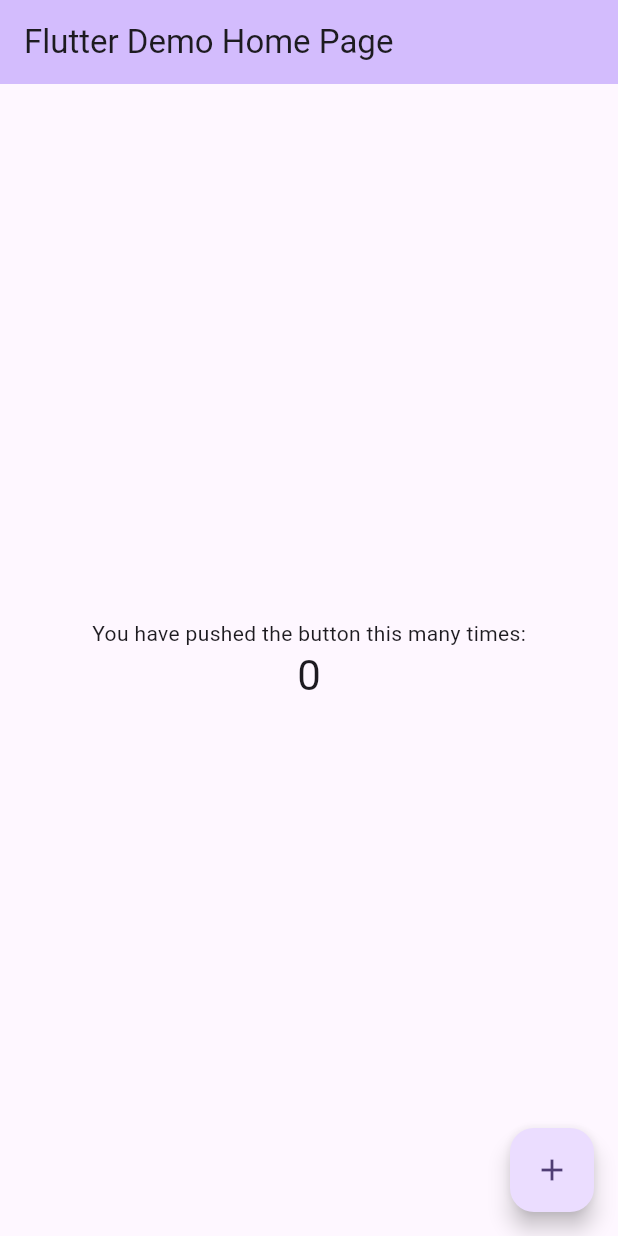
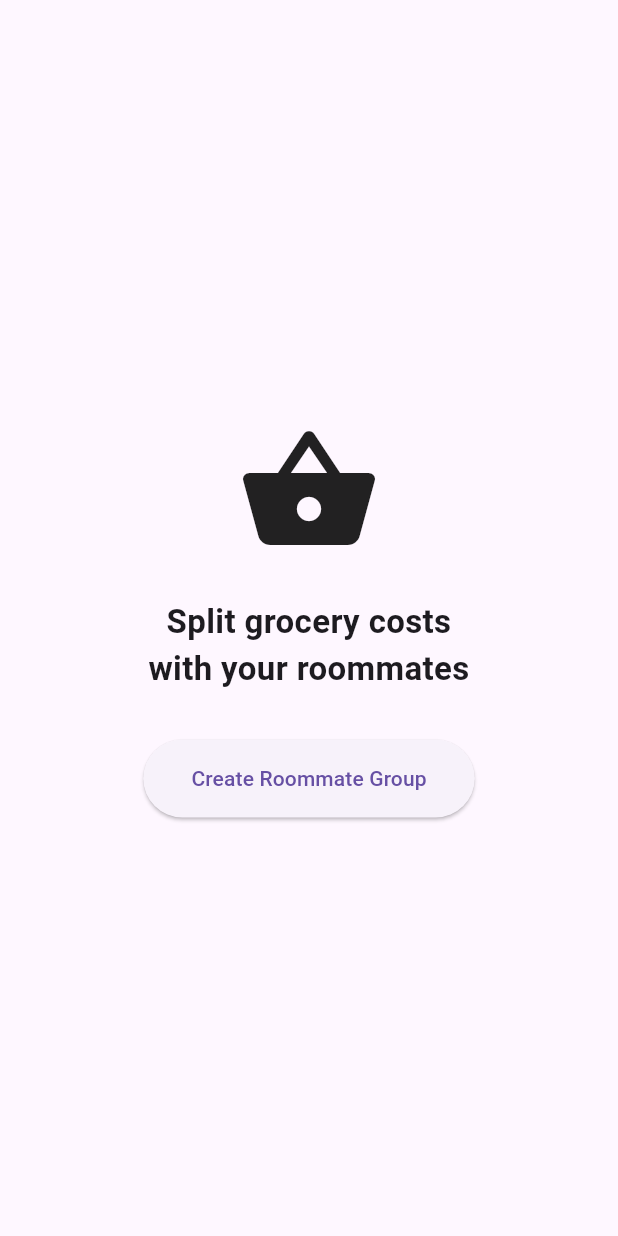
Before and after one commit to KasenS1230/CSC-4330---Project-3, a Flutter app: the screen it shows after launch, on a phone screen of 412 x 824 dp. Run offline on Flutter 3.47's test engine with Material 3 defaults, Android fonts, the phone set to English and light mode, and no system bars.

Commit message:
designed basic app with splitting expense logic

```diff
--- a/lib/main.dart
+++ b/lib/main.dart
@@ -1,122 +1,24 @@
+// main.dart
 import 'package:flutter/material.dart';
+import 'screens/splash_screen.dart';
 
 void main() {
-  runApp(const MyApp());
+  runApp(const GrocerySplitterApp());
 }
 
-class MyApp extends StatelessWidget {
-  const MyApp({super.key});
+class GrocerySplitterApp extends StatelessWidget {
+  const GrocerySplitterApp({super.key});
 
-  // This widget is the root of your application.
   @override
   Widget build(BuildContext context) {
     return MaterialApp(
-      title: 'Flutter Demo',
+      title: 'Grocery Splitter',
       theme: ThemeData(
-        // This is the theme of your application.
-        //
-        // TRY THIS: Try running your application with "flutter run". You'll see
-        // the application has a purple toolbar. Then, without quitting the app,
-        // try changing the seedColor in the colorScheme below to Colors.green
-        // and then invoke "hot reload" (save your changes or press the "hot
-        // reload" button in a Flutter-supported IDE, or press "r" if you used
-        // the command line to start the app).
-        //
-        // Notice that the counter didn't reset back to zero; the application
-        // state is not lost during the reload. To reset the state, use hot
-        // restart instead.
-        //
-        // This works for code too, not just values: Most code changes can be
-        // tested with just a hot reload.
-        colorScheme: .fromSeed(seedColor: Colors.deepPurple),
+        primarySwatch: Colors.green,
+        useMaterial3: true,
       ),
-      home: const MyHomePage(title: 'Flutter Demo Home Page'),
+      home: const SplashScreen(),
+      debugShowCheckedModeBanner: false,
     );
   }
 }
-
-class MyHomePage extends StatefulWidget {
-  const MyHomePage({super.key, required this.title});
-
-  // This widget is the home page of your application. It is stateful, meaning
-  // that it has a State object (defined below) that contains fields that affect
-  // how it looks.
-
-  // This class is the configuration for the state. It holds the values (in this
-  // case the title) provided by the parent (in this case the App widget) and
-  // used by the build method of the State. Fields in a Widget subclass are
-  // always marked "final".
-
-  final String title;
-
-  @override
-  State<MyHomePage> createState() => _MyHomePageState();
-}
-
-class _MyHomePageState extends State<MyHomePage> {
-  int _counter = 0;
-
-  void _incrementCounter() {
-    setState(() {
-      // This call to setState tells the Flutter framework that something has
-      // changed in this State, which causes it to rerun the build method below
-      // so that the display can reflect the updated values. If we changed
-      // _counter without calling setState(), then the build method would not be
-      // called again, and so nothing would appear to happen.
-      _counter++;
-    });
-  }
-
-  @override
-  Widget build(BuildContext context) {
-    // This method is rerun every time setState is called, for instance as done
-    // by the _incrementCounter method above.
-    //
-    // The Flutter framework has been optimized to make rerunning build methods
-    // fast, so that you can just rebuild anything that needs updating rather
-    // than having to individually change instances of widgets.
-    return Scaffold(
-      appBar: AppBar(
-        // TRY THIS: Try changing the color here to a specific color (to
-        // Colors.amber, perhaps?) and trigger a hot reload to see the AppBar
-        // change color while the other colors stay the same.
-        backgroundColor: Theme.of(context).colorScheme.inversePrimary,
-        // Here we take the value from the MyHomePage object that was created by
-        // the App.build method, and use it to set our appbar title.
-        title: Text(widget.title),
-      ),
-      body: Center(
-        // Center is a layout widget. It takes a single child and positions it
-        // in the middle of the parent.
-        child: Column(
-          // Column is also a layout widget. It takes a list of children and
-          // arranges them vertically. By default, it sizes itself to fit its
-          // children horizontally, and tries to be as tall as its parent.
-          //
-          // Column has various properties to control how it sizes itself and
-          // how it positions its children. Here we use mainAxisAlignment to
-          // center the children vertically; the main axis here is the vertical
-          // axis because Columns are vertical (the cross axis would be
-          // horizontal).
-          //
-          // TRY THIS: Invoke "debug painting" (choose the "Toggle Debug Paint"
-          // action in the IDE, or press "p" in the console), to see the
-          // wireframe for each widget.
-          mainAxisAlignment: .center,
-          children: [
-            const Text('You have pushed the button this many times:'),
-            Text(
-              '$_counter',
-              style: Theme.of(context).textTheme.headlineMedium,
-            ),
-          ],
-        ),
-      ),
-      floatingActionButton: FloatingActionButton(
-        onPressed: _incrementCounter,
-        tooltip: 'Increment',
-        child: const Icon(Icons.add),
-      ),
-    );
-  }
-}
--- /dev/null
+++ b/lib/models/roommate.dart
@@ -0,0 +1,7 @@
+// models/roommate.dart
+class Roommate {
+  final String id;
+  final String name;
+
+  Roommate({required this.id, required this.name});
+}
--- /dev/null
+++ b/lib/screens/splash_screen.dart
@@ -0,0 +1,43 @@
+// screens/splash_screen.dart
+import 'package:flutter/material.dart';
+import 'create_group_screen.dart';
+
+class SplashScreen extends StatelessWidget {
+  const SplashScreen({super.key});
+
+  @override
+  Widget build(BuildContext context) {
+    return Scaffold(
+      body: Center(
+        child: Padding(
+          padding: const EdgeInsets.all(24),
+          child: Column(
+            mainAxisAlignment: MainAxisAlignment.center,
+            children: [
+              const Icon(Icons.shopping_basket, size: 96),
+              const SizedBox(height: 24),
+              const Text(
+                'Split grocery costs\nwith your roommates',
+                textAlign: TextAlign.center,
+                style: TextStyle(fontSize: 22, fontWeight: FontWeight.bold),
+              ),
+              const SizedBox(height: 32),
+              ElevatedButton(
+                onPressed: () {
+                  Navigator.push(
+                    context,
+                    MaterialPageRoute(builder: (_) => const CreateGroupScreen()),
+                  );
+                },
+                style: ElevatedButton.styleFrom(
+                  padding: const EdgeInsets.symmetric(horizontal: 32, vertical: 16),
+                ),
+                child: const Text('Create Roommate Group'),
+              ),
+            ],
+          ),
+        ),
+      ),
+    );
+  }
+}
```
Also changed, not shown: lib/models/expense.dart (added, +21 -0 lines), lib/models/grocery_category.dart (added, +10 -0 lines), lib/models/grocery_group.dart (added, +22 -0 lines), lib/screens/create_group_screen.dart (added, +133 -0 lines), lib/screens/dashboard_screen.dart (added, +196 -0 lines), lib/utils/balance_calculator.dart (added, +67 -0 lines), lib/widgets/add_expense_dialog.dart (added, +96 -0 lines), lib/providers/group_provider.dart (added), pubspec.lock.
